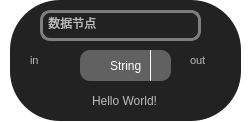
Before: the Qt Designer form NodeShow/GraphicsNode/GraphicsDataNode.ui in duanzhaol/ChartScript, drawn with Qt 5.
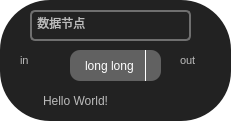
After: the same form once the commit is applied. Icons and pictures are not drawn. Custom widgets are drawn as their Qt base class.

Patch:
```diff
--- a/NodeShow/GraphicsNode/GraphicsDataNode.ui
+++ b/NodeShow/GraphicsNode/GraphicsDataNode.ui
@@ -6,8 +6,8 @@
    <rect>
     <x>0</x>
     <y>0</y>
-    <width>250</width>
-    <height>122</height>
+    <width>231</width>
+    <height>121</height>
    </rect>
   </property>
   <property name="minimumSize">
@@ -31,7 +31,7 @@
   <widget class="QComboBox" name="comboBox">
    <property name="geometry">
     <rect>
-     <x>80</x>
+     <x>70</x>
      <y>50</y>
      <width>91</width>
      <height>31</height>
@@ -46,20 +46,20 @@
    <property name="styleSheet">
     <string notr="true">
 QComboBox {border-radius:10px;background:rgb(97, 97, 97);color:#ffffff;
-padding-left:30px;
+padding-left:15px;
 }  
 
 QComboBox QAbstractItemView {background:rgb(189, 189, 189);color:#ffffff;} 
  
 
 QComboBox::drop-down{
-width: 20px;
+width: 15px;
 border-left: 1px solid #ffffff; 
 }    
 
 QComboBox::down-arrow {image: url(:/img/img/xia.png);height:40px;width:20px;}   
 
-QListView::item{padding-left:30px;background:rgb(152, 152, 152);color:#ffffff;}  
+QListView::item{padding-left:15px;background:rgb(152, 152, 152);color:#ffffff;}  
 
 QListView::item:selected{ 
 color:#DCDCDC;
@@ -71,6 +71,11 @@
 background:rgb(94,167,255);
 }</string>
    </property>
+   <item>
+    <property name="text">
+     <string>long long</string>
+    </property>
+   </item>
    <item>
     <property name="text">
      <string>String</string>
@@ -100,7 +105,7 @@
   <widget class="QLabel" name="nodeBackground">
    <property name="geometry">
     <rect>
-     <x>10</x>
+     <x>0</x>
      <y>0</y>
      <width>231</width>
      <height>121</height>
@@ -122,9 +127,9 @@
   <widget class="QLineEdit" name="dataNodeData">
    <property name="geometry">
     <rect>
-     <x>90</x>
+     <x>40</x>
      <y>90</y>
-     <width>81</width>
+     <width>151</width>
      <height>21</height>
     </rect>
    </property>
@@ -137,8 +142,7 @@
     </font>
    </property>
    <property name="styleSheet">
-    <string notr="true">border:0px;
-border-radius:10px;</string>
+    <string notr="true">border:1px solid rgba(255, 255, 255, 0)</string>
    </property>
    <property name="text">
     <string>Hello World!</string>
@@ -147,7 +151,7 @@
   <widget class="QLineEdit" name="dataNodeName">
    <property name="geometry">
     <rect>
-     <x>40</x>
+     <x>30</x>
      <y>10</y>
      <width>161</width>
      <height>31</height>
@@ -162,8 +166,8 @@
     </font>
    </property>
    <property name="styleSheet">
-    <string notr="true">border:3px solid rgb(126, 126, 126);
-border-radius:10px;</string>
+    <string notr="true">border:2px solid rgb(111, 111, 111);
+border-radius:5px;</string>
    </property>
    <property name="text">
     <string> 数据节点</string>
@@ -172,7 +176,7 @@
   <widget class="QLabel" name="label">
    <property name="geometry">
     <rect>
-     <x>190</x>
+     <x>180</x>
      <y>50</y>
      <width>31</width>
      <height>21</height>
@@ -193,7 +197,7 @@
   <widget class="QLabel" name="label_2">
    <property name="geometry">
     <rect>
-     <x>30</x>
+     <x>20</x>
      <y>50</y>
      <width>31</width>
      <height>21</height>
@@ -214,7 +218,7 @@
   <widget class="Port" name="inputPort">
    <property name="geometry">
     <rect>
-     <x>10</x>
+     <x>0</x>
      <y>50</y>
      <width>16</width>
      <height>16</height>
@@ -224,7 +228,7 @@
   <widget class="Port" name="outputPort">
    <property name="geometry">
     <rect>
-     <x>220</x>
+     <x>210</x>
      <y>50</y>
      <width>16</width>
      <height>16</height>
```
Left out of the diff: 11 changed lines with no effect on the pictures.
